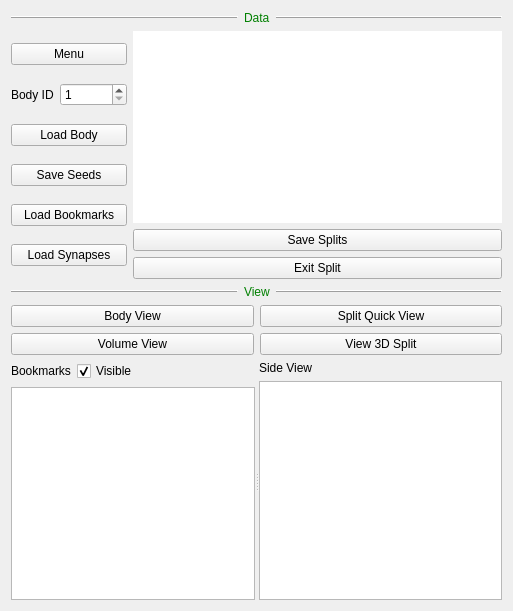
janelia-flyem/NeuTu, file neurolabi/gui/flyem/flyemsplitcontrolform.ui: the form before one commit.
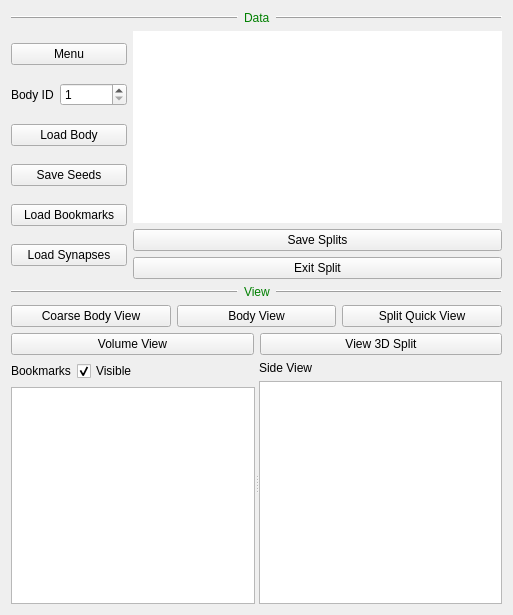
The form after the commit. Custom widgets are drawn as their Qt base class.

Commit message: 3d body sync message; used cached body in split

```diff
--- a/neurolabi/gui/flyem/flyemsplitcontrolform.ui
+++ b/neurolabi/gui/flyem/flyemsplitcontrolform.ui
@@ -7,7 +7,7 @@
     <x>0</x>
     <y>0</y>
     <width>513</width>
-    <height>611</height>
+    <height>615</height>
    </rect>
   </property>
   <property name="windowTitle">
@@ -221,6 +221,13 @@
    </item>
    <item>
     <layout class="QHBoxLayout" name="horizontalLayout_8">
+     <item>
+      <widget class="QPushButton" name="coarseBodyViewPushButton">
+       <property name="text">
+        <string>Coarse Body View</string>
+       </property>
+      </widget>
+     </item>
      <item>
       <widget class="QPushButton" name="quickViewPushButton">
        <property name="text">
```
The commit also changes 10 other files.
